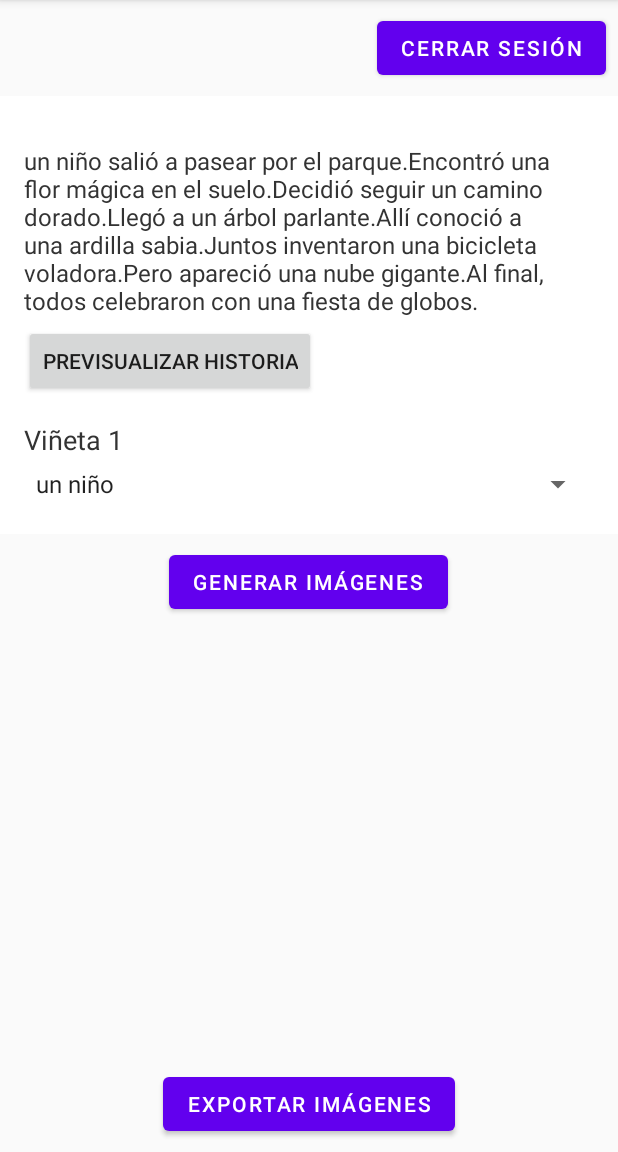
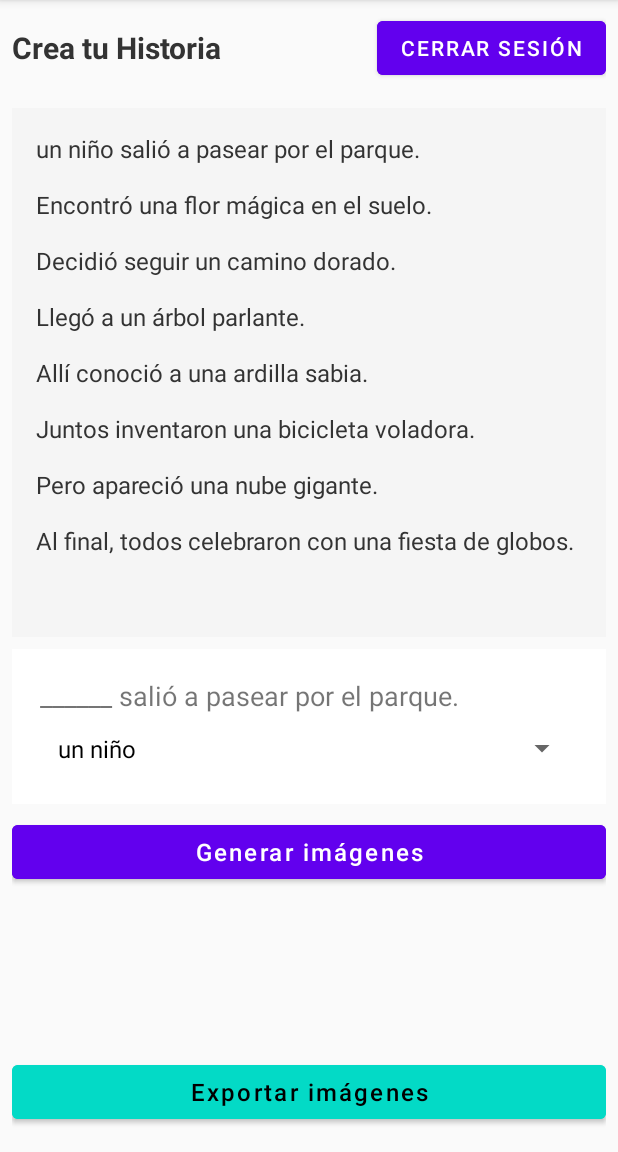
Before and after one commit to spardoc/StoryLens, an Android app: the screen it shows after launch once a user with an empty profile is signed in (MainActivity), on a phone screen of 412 x 824 dp, the part 84-1236 px from its top. Run offline under Robolectric (Android 15) with nearby library versions, the phone set to English and light mode, and no system bars; our stand-ins replace Firebase (no records; nobody signed in at launch, a user with empty details on screens opened directly); pictures from the network do not load.

Commit message:
added compact history in the design

```diff
--- a/app/src/main/java/com/example/write_vision_ai/main/MainActivity.java
+++ b/app/src/main/java/com/example/write_vision_ai/main/MainActivity.java
@@ -1,7 +1,19 @@
 package com.example.write_vision_ai.main;
 
-import static com.example.write_vision_ai.utils.StoryConstants.basePrompts;
-import static com.example.write_vision_ai.utils.StoryConstants.options;
+
+
+import android.Manifest;
+import android.app.ProgressDialog;
+import android.content.ActivityNotFoundException;
+import android.content.Intent;
+import android.content.pm.PackageManager;
+import android.graphics.Bitmap;
+import android.net.Uri;
+import android.os.Bundle;
+import android.util.Log;
+import android.view.LayoutInflater;
+import android.view.View;
+import android.widget.*;
 
 import androidx.appcompat.app.AppCompatActivity;
 import androidx.core.app.ActivityCompat;
@@ -10,145 +22,74 @@ import androidx.core.content.FileProvider;
 import androidx.recyclerview.widget.LinearLayoutManager;
 import androidx.recyclerview.widget.RecyclerView;
 
-import android.content.ActivityNotFoundException;
-import android.content.Intent;
-import android.content.pm.PackageManager;
-import android.net.Uri;
-import android.os.Bundle;
-import android.util.Log;
-import android.widget.Button;
-import android.widget.TextView;
-import android.widget.Toast;
-
-import android.Manifest;
-
-import com.example.write_vision_ai.data.ApiService;
-import com.example.write_vision_ai.data.adapters.ImageAdapter;
 import com.example.write_vision_ai.R;
 import com.example.write_vision_ai.auth.LoginActivity;
-import com.example.write_vision_ai.manager.FirebaseManager;
-import com.example.write_vision_ai.manager.StoryManager;
-import com.example.write_vision_ai.utils.ImageGenerator;
+import com.example.write_vision_ai.data.ApiService;
+import com.example.write_vision_ai.data.ImageResponse;
+import com.example.write_vision_ai.data.adapters.ImageAdapter;
 import com.example.write_vision_ai.utils.PdfGenerator;
 import com.google.firebase.auth.FirebaseAuth;
+import com.google.firebase.auth.FirebaseUser;
+import com.google.firebase.firestore.FieldValue;
 import com.google.firebase.firestore.FirebaseFirestore;
 
 import java.io.File;
 import java.io.IOException;
-import java.util.ArrayList;
-import java.util.List;
+import java.util.*;
 import java.util.concurrent.TimeUnit;
 
 import okhttp3.OkHttpClient;
 import okhttp3.Request;
-import retrofit2.Retrofit;
+import retrofit2.*;
 import retrofit2.converter.gson.GsonConverterFactory;
-
-
-import android.widget.LinearLayout;
-import android.widget.Spinner;
-import android.graphics.Bitmap;
 
 public class MainActivity extends AppCompatActivity implements ImageAdapter.OnAddTextClickListener {
 
-    private Button btnGenerate, btnLogout;
+    private Button btnGenerate, btnLogout, btnExportPdf;
     private RecyclerView recyclerView;
     private ImageAdapter imageAdapter;
     private ApiService apiService;
     private FirebaseFirestore db;
     private FirebaseAuth mAuth;
     private final List<String> imageUrls = new ArrayList<>();
+    private final List<Spinner> spinners = new ArrayList<>();
     private LinearLayout storyLayout;
-    private Button btnPreviewStory;
-    private Button btnExportPdf;
+    private TextView tvStoryPreview;
     private static final int REQ_CAPTURE_TEXT = 2001;
     private static final int REQ_SELECT_FRAME = 2002;
     private int pendingImageIndex = -1;
 
     @Override
     protected void onCreate(Bundle savedInstanceState) {
+        super.onCreate(savedInstanceState);
+        setContentView(R.layout.activity_main);
+
         if (ContextCompat.checkSelfPermission(this, Manifest.permission.CAMERA)
                 != PackageManager.PERMISSION_GRANTED) {
             ActivityCompat.requestPermissions(this, new String[]{Manifest.permission.CAMERA}, 100);
         }
 
-        super.onCreate(savedInstanceState);
-        setContentView(R.layout.activity_main);
+        mAuth = FirebaseAuth.getInstance();
+        db = FirebaseFirestore.getInstance();
 
-        // Inicialización de Main
-        initializeFirebase();
-        initializeViews();
-        setupRecyclerView();
-        setupRetrofit();
-        setupLogoutButton();
-        setupExportPdfButton();
+        btnGenerate = findViewById(R.id.btnGenerate);
+        btnLogout = findViewById(R.id.btnLogout);
+        btnExportPdf = findViewById(R.id.btnExportPdf);
+        recyclerView = findViewById(R.id.recyclerView);
+        storyLayout = findViewById(R.id.storyLayout);
+        tvStoryPreview = findViewById(R.id.tvStoryPreview);
 
-        StoryManager storyManager = new StoryManager(
-                this,
-                storyLayout,
-                basePrompts,
-                options
-        );
-        storyManager.setupStoryBuilder();
-
-        ImageGenerator imageGenerator = new ImageGenerator(
-                this,
-                storyManager.getSpinners(),
-                basePrompts,
-                imageUrls,
-                imageAdapter,
-                apiService
-        );
-
-        btnGenerate.setOnClickListener(view -> {
-            Log.d("BUTTON", "Click detectado");
-            imageGenerator.generateImages();
+        btnLogout.setOnClickListener(view -> {
+            mAuth.signOut();
+            Toast.makeText(MainActivity.this, "Sesión cerrada", Toast.LENGTH_SHORT).show();
+            startActivity(new Intent(MainActivity.this, LoginActivity.class));
+            finish();
         });
 
-    }
-
-    @Override
-    public void onAddTextClicked(String imageUrl) {
-        pendingImageIndex = imageUrls.indexOf(imageUrl);
-        if (pendingImageIndex == -1) return;
-
-        Intent intent = new Intent(this, CameraActivity.class);
-        intent.putExtra("base_image_url", imageUrl);
-        startActivityForResult(intent, REQ_CAPTURE_TEXT);
-    }
-
-    @Override
-    protected void onActivityResult(int requestCode, int resultCode, Intent data) {
-        super.onActivityResult(requestCode, resultCode, data);
-
-        if ((requestCode == REQ_CAPTURE_TEXT || requestCode == REQ_SELECT_FRAME) && resultCode == RESULT_OK) {
-            if (data != null && data.hasExtra("final_image_path")) {
-                String finalImagePath = data.getStringExtra("final_image_path");
-                if (finalImagePath != null && pendingImageIndex != -1) {
-                    imageUrls.set(pendingImageIndex, finalImagePath);
-                    imageAdapter.notifyItemChanged(pendingImageIndex);
-                    pendingImageIndex = -1;
-                }
-            }
-        }
-    }
-
-    private void initializeViews() {
-        btnPreviewStory = findViewById(R.id.previewView);
-        btnGenerate = findViewById(R.id.btnGenerate);
-        btnLogout = findViewById(R.id.btnLogout);
-        recyclerView = findViewById(R.id.recyclerView);
-        storyLayout = findViewById(R.id.storyLayout);
-        btnExportPdf = findViewById(R.id.btnExportPdf);
-    }
-
-    private void setupRecyclerView() {
         recyclerView.setLayoutManager(new LinearLayoutManager(this));
         imageAdapter = new ImageAdapter(imageUrls, this);
         recyclerView.setAdapter(imageAdapter);
-    }
 
-    private void setupRetrofit() {
         OkHttpClient client = new OkHttpClient.Builder()
                 .connectTimeout(30, TimeUnit.SECONDS)
                 .writeTimeout(30, TimeUnit.SECONDS)
@@ -167,35 +108,33 @@ public class MainActivity extends AppCompatActivity implements ImageAdapter.OnAd
                 .build();
 
         apiService = retrofit.create(ApiService.class);
-    }
 
-    private void initializeFirebase() {
-        FirebaseManager.initialize();
-        mAuth = FirebaseManager.getAuth();
-        db = FirebaseManager.getFirestore();
-    }
+        String[] storyParts = {
+                "______ salió a pasear por el parque.",
+                "Encontró ______ en el suelo.",
+                "Decidió seguir ______.",
+                "Llegó a ______.",
+                "Allí conoció a ______.",
+                "Juntos inventaron ______.",
+                "Pero apareció ______.",
+                "Al final, todos celebraron con ______."
+        };
 
-    private void setupLogoutButton() {
-        btnLogout.setOnClickListener(view -> {
-            FirebaseManager.logout(new FirebaseManager.OnLogoutListener() {
-                @Override
-                public void onLogoutSuccess() {
-                    runOnUiThread(() -> {
-                        Toast.makeText(MainActivity.this, "Sesión cerrada", Toast.LENGTH_SHORT).show();
-                        startActivity(new Intent(MainActivity.this, LoginActivity.class));
-                        finish();
-                    });
-                }
+        String[][] options = {
+                {"un niño", "una niña", "un perro", "un gato"},
+                {"una flor mágica", "una piedra brillante", "una hoja gigante"},
+                {"un camino dorado", "una huella misteriosa", "un mapa antiguo"},
+                {"un árbol parlante", "una cueva secreta", "un castillo en miniatura"},
+                {"una ardilla sabia", "un búho cantante", "un ratón inventor"},
+                {"una bicicleta voladora", "un paraguas que habla", "un robot de hojas"},
+                {"una nube gigante", "un monstruo de chocolate", "una sombra traviesa"},
+                {"una fiesta de globos", "una danza mágica", "un picnic de estrellas"}
+        };
 
-                @Override
-                public void onLogoutFailure(String errorMessage) {
-                    runOnUiThread(() -> Toast.makeText(MainActivity.this, "Error al cerrar sesión: " + errorMessage, Toast.LENGTH_SHORT).show());
-                }
-            });
-        });
-    }
+        buildStoryForm(storyParts, options);
 
-    private void setupExportPdfButton() {
+        btnGenerate.setOnClickListener(view -> generateImages());
+
         btnExportPdf.setOnClickListener(v -> new Thread(() -> {
             List<String> imagePaths = imageAdapter.getCompositedImages();
             List<Bitmap> bitmaps = new ArrayList<>();
@@ -225,6 +164,159 @@ public class MainActivity extends AppCompatActivity implements ImageAdapter.OnAd
         }).start());
     }
 
+    private void buildStoryForm(String[] storyParts, String[][] options) {
+        LayoutInflater inflater = LayoutInflater.from(this);
+        for (int i = 0; i < storyParts.length; i++) {
+            LinearLayout itemContainer = new LinearLayout(this);
+            itemContainer.setOrientation(LinearLayout.VERTICAL);
+            itemContainer.setPadding(16, 16, 16, 16);
+
+            TextView tvStoryPart = new TextView(this);
+            tvStoryPart.setText(storyParts[i]);
+            tvStoryPart.setTextSize(18);
+            itemContainer.addView(tvStoryPart);
+
+            Spinner spinner = new Spinner(this);
+            ArrayAdapter<String> adapter = new ArrayAdapter<>(this, R.layout.spinner_item, options[i]);
+            adapter.setDropDownViewResource(android.R.layout.simple_spinner_dropdown_item);
+            spinner.setAdapter(adapter);
+
+            final int position = i;
+            spinner.setOnItemSelectedListener(new AdapterView.OnItemSelectedListener() {
+                @Override
+                public void onItemSelected(AdapterView<?> parent, View view, int pos, long id) {
+                    updateStoryPreview(position, parent.getItemAtPosition(pos).toString());
+                }
+
+                @Override
+                public void onNothingSelected(AdapterView<?> parent) {}
+            });
+
+            itemContainer.addView(spinner);
+            spinners.add(spinner);
+            storyLayout.addView(itemContainer);
+        }
+    }
+
+    private void updateStoryPreview(int position, String selection) {
+        String[] basePrompts = {
+                "%s salió a pasear por el parque.",
+                "Encontró %s en el suelo.",
+                "Decidió seguir %s.",
+                "Llegó a %s.",
+                "Allí conoció a %s.",
+                "Juntos inventaron %s.",
+                "Pero apareció %s.",
+                "Al final, todos celebraron con %s."
+        };
+
+        StringBuilder storyBuilder = new StringBuilder();
+        for (int i = 0; i < spinners.size(); i++) {
+            String currentSelection = (i == position) ? selection : spinners.get(i).getSelectedItem().toString();
+            storyBuilder.append(String.format(basePrompts[i], currentSelection)).append("\n\n");
+        }
+
+        tvStoryPreview.setText(storyBuilder.toString());
+    }
+
+    private void generateImages() {
+        imageUrls.clear();
+        imageAdapter.notifyDataSetChanged();
+
+        String[] basePrompts = {
+                "%s salió a pasear por el parque.",
+                "Encontró %s en el suelo.",
+                "Decidió seguir %s.",
+                "Llegó a %s.",
+                "Allí conoció a %s.",
+                "Juntos inventaron %s.",
+                "Pero apareció %s.",
+                "Al final, todos celebraron con %s."
+        };
+
+        for (int i = 0; i < spinners.size(); i++) {
+            String selection = spinners.get(i).getSelectedItem().toString();
+            String prompt = String.format(basePrompts[i], selection);
+            generateImage(prompt);
+        }
+    }
+
+    private void generateImage(String prompt) {
+        Map<String, Object> requestBody = new HashMap<>();
+        requestBody.put("model", "dall-e-3");
+        requestBody.put("prompt", prompt);
+        requestBody.put("n", 1);
+        requestBody.put("size", "1024x1024");
+
+        apiService.generateImage(requestBody).enqueue(new Callback<ImageResponse>() {
+            @Override
+            public void onResponse(Call<ImageResponse> call, Response<ImageResponse> response) {
+                if (response.isSuccessful() && response.body() != null) {
+                    String imageUrl = response.body().getData().get(0).getUrl();
+                    imageUrls.add(imageUrl);
+                    imageAdapter.notifyItemInserted(imageUrls.size() - 1);
+                    saveImageToFirestore(imageUrl, prompt);
+                } else {
+                    Toast.makeText(MainActivity.this, "Error en la respuesta", Toast.LENGTH_SHORT).show();
+                }
+            }
+
+            @Override
+            public void onFailure(Call<ImageResponse> call, Throwable t) {
+                Toast.makeText(MainActivity.this, "Error en la conexión", Toast.LENGTH_SHORT).show();
+            }
+        });
+    }
+
+    private void saveImageToFirestore(String imageUrl, String prompt) {
+        FirebaseUser currentUser = mAuth.getCurrentUser();
+        if (currentUser == null) return;
+
+        ProgressDialog progress = new ProgressDialog(this);
+        progress.setMessage("Guardando imagen...");
+        progress.setCancelable(false);
+        progress.show();
+
+        Map<String, Object> imageData = new HashMap<>();
+        imageData.put("url", imageUrl);
+        imageData.put("prompt", prompt);
+        imageData.put("userId", currentUser.getUid());
+        imageData.put("userEmail", currentUser.getEmail());
+        imageData.put("createdAt", new Date());
+        imageData.put("isPublic", false);
+        imageData.put("views", 0);
+        imageData.put("likes", 0);
+        imageData.put("tags", extractTagsFromPrompt(prompt));
+
+        db.collection("generated_images")
+                .add(imageData)
+                .addOnCompleteListener(task -> {
+                    progress.dismiss();
+                    if (task.isSuccessful()) {
+                        updateUserImageCount(currentUser.getUid());
+                        Toast.makeText(MainActivity.this, "Imagen guardada", Toast.LENGTH_SHORT).show();
+                    } else {
+                        Toast.makeText(MainActivity.this, "Error al guardar imagen", Toast.LENGTH_SHORT).show();
+                    }
+                });
+    }
+
+    private List<String> extractTagsFromPrompt(String prompt) {
+        List<String> tags = new ArrayList<>();
+        for (String word : prompt.split(" ")) {
+            if (word.startsWith("#") && word.length() > 1) {
+                tags.add(word.substring(1));
+            }
+        }
+        return tags;
+    }
+
+    private void updateUserImageCount(String userId) {
+        db.collection("users").document(userId)
+                .update("generatedImagesCount", FieldValue.increment(1))
+                .addOnFailureListener(e -> Log.e("FIRESTORE", "Error al actualizar contador", e));
+    }
+
     private void abrirPdfGenerado() {
         File pdfFile = new File(getExternalFilesDir(null), "comic_historia.pdf");
         Uri pdfUri = FileProvider.getUriForFile(this, getPackageName() + ".provider", pdfFile);
@@ -239,4 +331,30 @@ public class MainActivity extends AppCompatActivity implements ImageAdapter.OnAd
             Toast.makeText(this, "No hay aplicación para abrir PDF", Toast.LENGTH_LONG).show();
         }
     }
+
+    @Override
+    public void onAddTextClicked(String imageUrl) {
+        pendingImageIndex = imageUrls.indexOf(imageUrl);
+        if (pendingImageIndex == -1) return;
+
+        Intent intent = new Intent(this, CameraActivity.class);
+        intent.putExtra("base_image_url", imageUrl);
+        startActivityForResult(intent, REQ_CAPTURE_TEXT);
+    }
+
+    @Override
+    protected void onActivityResult(int requestCode, int resultCode, Intent data) {
+        super.onActivityResult(requestCode, resultCode, data);
+
+        if ((requestCode == REQ_CAPTURE_TEXT || requestCode == REQ_SELECT_FRAME) && resultCode == RESULT_OK) {
+            if (data != null && data.hasExtra("final_image_path")) {
+                String finalImagePath = data.getStringExtra("final_image_path");
+                if (finalImagePath != null && pendingImageIndex != -1) {
+                    imageUrls.set(pendingImageIndex, finalImagePath);
+                    imageAdapter.notifyItemChanged(pendingImageIndex);
+                    pendingImageIndex = -1;
+                }
+            }
+        }
+    }
 }
--- a/app/src/main/res/layout/activity_main.xml
+++ b/app/src/main/res/layout/activity_main.xml
@@ -7,16 +7,46 @@
     android:layout_height="match_parent"
     android:orientation="vertical"
     android:background="#FAFAFA"
+    android:padding="8dp"
     tools:context=".main.MainActivity">
 
-    <!-- Botón de cerrar sesión -->
-    <Button
-        android:id="@+id/btnLogout"
-        android:layout_width="wrap_content"
+    <!-- Header con título y botón de logout -->
+    <LinearLayout
+        android:layout_width="match_parent"
         android:layout_height="wrap_content"
-        android:text="Cerrar sesión"
-        android:layout_margin="8dp"
-        android:layout_gravity="end" />
+        android:orientation="horizontal"
+        android:gravity="center_vertical"
+        android:paddingBottom="16dp">
+
+        <TextView
+            android:layout_width="0dp"
+            android:layout_height="wrap_content"
+            android:layout_weight="1"
+            android:text="Crea tu Historia"
+            android:textSize="20sp"
+            android:textColor="#333333"
+            android:textStyle="bold"/>
+
+        <Button
+            android:id="@+id/btnLogout"
+            android:layout_width="wrap_content"
+            android:layout_height="wrap_content"
+            android:text="Cerrar sesión"
+            android:backgroundTint="#6200EE"
+            android:textColor="#FFFFFF"
+            android:paddingHorizontal="16dp"/>
+    </LinearLayout>
+
+    <!-- Previsualización de la historia -->
+    <TextView
+        android:id="@+id/tvStoryPreview"
+        android:layout_width="match_parent"
+        android:layout_height="wrap_content"
+        android:textSize="16sp"
+        android:textColor="#333333"
+        android:padding="16dp"
+        android:background="#F5F5F5"
+        android:layout_marginBottom="8dp"/>
 
     <!-- ScrollView con el contenido de la historia -->
     <ScrollView
@@ -24,49 +54,17 @@
         android:layout_width="match_parent"
         android:layout_height="0dp"
         android:layout_weight="1"
-        android:fillViewport="true">
+        android:fillViewport="true"
+        android:background="#FFFFFF"
+        android:padding="8dp">
 
         <LinearLayout
             android:id="@+id/storyLayout"
             android:layout_width="match_parent"
             android:layout_height="wrap_content"
-            android:orientation="vertical"
-            android:padding="16dp"
-            android:background="#ffffff" >
+            android:orientation="vertical">
 
-            <!-- Ejemplo de opciones fijas con viñetas al lado oooo-->
-            <LinearLayout
-                android:layout_width="match_parent"
-                android:layout_height="wrap_content"
-                android:orientation="horizontal"
-                android:padding="8dp">
-
-
-                <TextView
-                    android:layout_width="0dp"
-                    android:layout_height="wrap_content"
-                    android:layout_weight="1"
-                    android:text="Opción 1"
-                    android:textSize="16sp"
-                    android:paddingStart="8dp" />
-            </LinearLayout>
-
-            <LinearLayout
-                android:layout_width="match_parent"
-                android:layout_height="wrap_content"
-                android:orientation="horizontal"
-                android:padding="8dp">
-
-
-
-                <TextView
-                    android:layout_width="0dp"
-                    android:layout_height="wrap_content"
-                    android:layout_weight="1"
-                    android:text="Opción 2"
-                    android:textSize="16sp"
-                    android:paddingStart="8dp" />
-            </LinearLayout>
+            <!-- Las opciones se generan dinámicamente desde el código -->
 
         </LinearLayout>
     </ScrollView>
@@ -74,11 +72,14 @@
     <!-- Botón generar imágenes -->
     <Button
         android:id="@+id/btnGenerate"
-        android:layout_width="wrap_content"
-        android:layout_height="wrap_content"
+        android:layout_width="match_parent"
+        android:layout_height="48dp"
         android:text="Generar imágenes"
-        android:layout_margin="8dp"
-        android:layout_gravity="center_horizontal" />
+        android:layout_marginTop="8dp"
+        android:backgroundTint="#6200EE"
+        android:textColor="#FFFFFF"
+        android:textAllCaps="false"
+        android:textSize="16sp"/>
 
     <!-- RecyclerView para mostrar las imágenes -->
     <androidx.recyclerview.widget.RecyclerView
@@ -91,10 +92,14 @@
     <!-- Botón exportar imágenes -->
     <Button
         android:id="@+id/btnExportPdf"
-        android:layout_width="wrap_content"
-        android:layout_height="wrap_content"
+        android:layout_width="match_parent"
+        android:layout_height="48dp"
         android:text="Exportar imágenes"
+        android:layout_marginTop="8dp"
         android:layout_marginBottom="8dp"
-        android:layout_gravity="center_horizontal" />
+        android:backgroundTint="#03DAC6"
+        android:textColor="#000000"
+        android:textAllCaps="false"
+        android:textSize="16sp"/>
 
 </LinearLayout>
--- /dev/null
+++ b/app/src/main/res/layout/spinner_item.xml
@@ -0,0 +1,7 @@
+<?xml version="1.0" encoding="utf-8"?>
+<TextView xmlns:android="http://schemas.android.com/apk/res/android"
+    android:layout_width="match_parent"
+    android:layout_height="wrap_content"
+    android:textSize="16sp"
+    android:padding="12dp"
+    android:textColor="#000000" />
```
